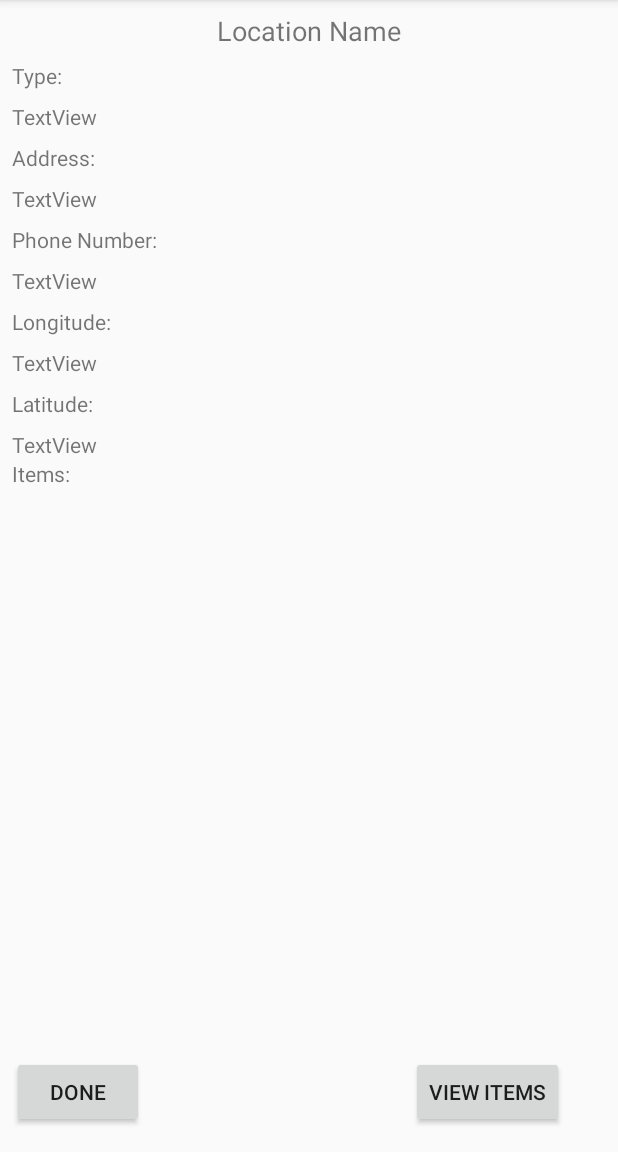
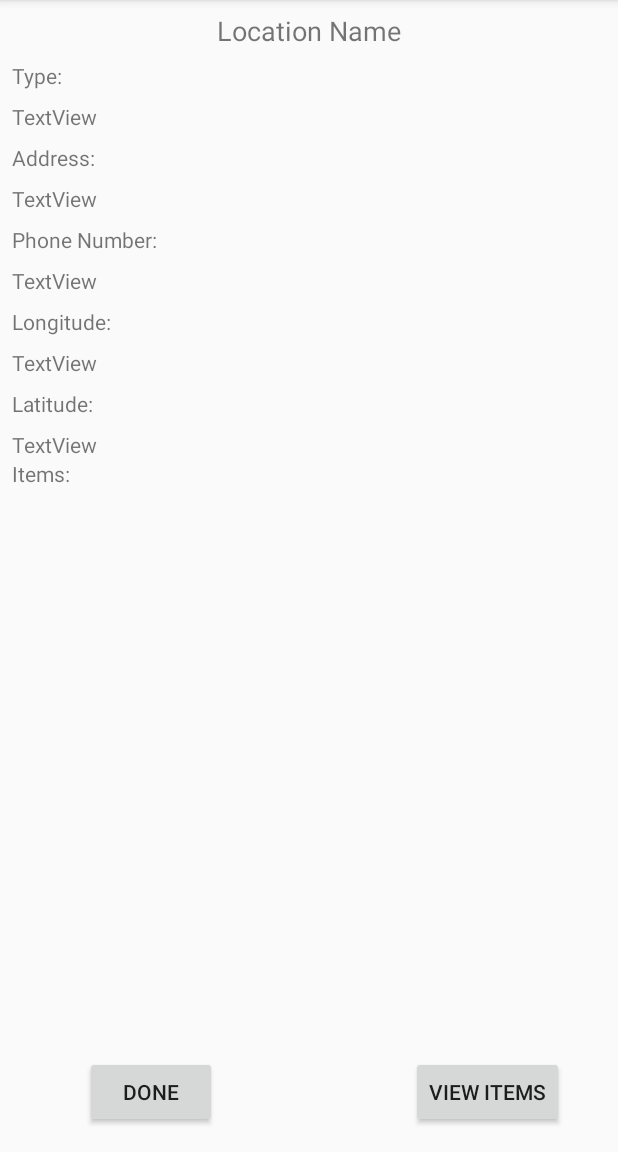
Before and after one commit to Shubham-Gupte/Donation-Tracker-Room, an Android app: the LocationDetailsActivity screen opened directly, with no data from a screen before it, on a phone screen of 412 x 824 dp, the part 84-1236 px from its top. Run offline under Robolectric (Android 15) with nearby library versions, the light colour scheme and no system bars; our stand-ins replace Firebase (no records; nobody signed in at launch, a user with empty details on screens opened directly).

Commit message:
xml linting

```diff
--- a/app/src/main/res/layout/activity_items.xml
+++ b/app/src/main/res/layout/activity_items.xml
@@ -10,11 +10,9 @@
         android:id="@+id/searchBarId"
         android:layout_width="237dp"
         android:layout_height="39dp"
-        android:layout_marginEnd="16dp"
         android:layout_marginStart="16dp"
         android:layout_marginTop="16dp"
         android:hint="Search"
-        app:layout_constraintEnd_toStartOf="@+id/toggleButton"
         app:layout_constraintStart_toStartOf="parent"
         app:layout_constraintTop_toTopOf="parent" />
     <Button
--- a/app/src/main/res/layout/activity_location_details.xml
+++ b/app/src/main/res/layout/activity_location_details.xml
@@ -15,7 +15,7 @@
         android:layout_marginBottom="16dp"
         android:text="Done"
         app:layout_constraintBottom_toBottomOf="parent"
-        app:layout_constraintEnd_toStartOf="@+id/addItemButtonID"
+        app:layout_constraintEnd_toStartOf="@+id/viewItemButtonID"
         app:layout_constraintHorizontal_bias="0.285"
         app:layout_constraintStart_toStartOf="parent" />
 
--- a/app/src/main/res/layout/activity_login.xml
+++ b/app/src/main/res/layout/activity_login.xml
@@ -39,7 +39,6 @@
         android:layout_marginStart="85dp"
         android:layout_marginTop="24dp"
         android:background="@android:color/holo_blue_light"
-        android:onClick="login"
         android:text="Login"
         app:layout_constraintStart_toStartOf="parent"
         app:layout_constraintTop_toBottomOf="@+id/passwordInput" />
--- a/app/src/main/res/layout/fragment_location_list.xml
+++ b/app/src/main/res/layout/fragment_location_list.xml
@@ -9,6 +9,5 @@
         android:layout_height="match_parent"
         android:layout_marginLeft="16dp"
         android:layout_marginRight="16dp"
-        app:layoutManager="LinearLayoutManager"
         tools:context=".LocationFragment"
         tools:listitem="@layout/fragment_location"/>
```
